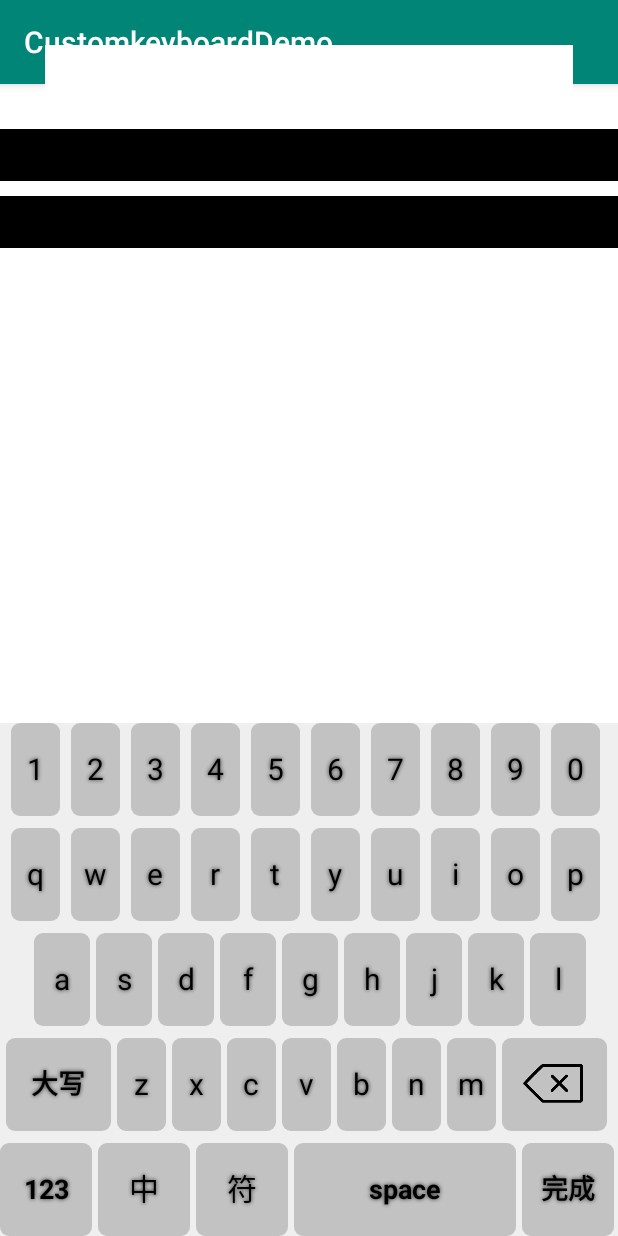
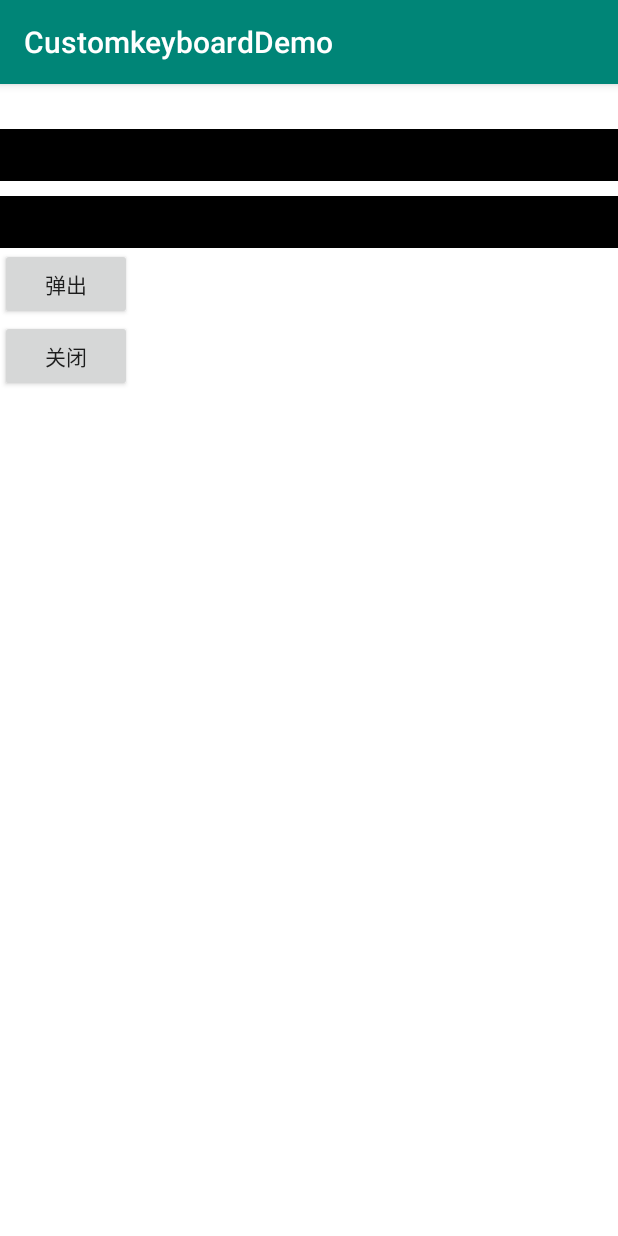
Before and after one commit to hewenxuan/Customkeyboard, an Android app: the screen it shows after launch (MainActivity), on a phone screen of 412 x 824 dp. Run offline under Robolectric (Android 15) with nearby library versions, the light colour scheme and no system bars.

Commit message:
。。。

```diff
--- a/app/src/main/java/com/customkeyboard/hl/MainActivity.java
+++ b/app/src/main/java/com/customkeyboard/hl/MainActivity.java
@@ -2,9 +2,12 @@ package com.customkeyboard.hl;
 
 import androidx.appcompat.app.AppCompatActivity;
 
+import android.inputmethodservice.Keyboard;
 import android.inputmethodservice.KeyboardView;
 import android.os.Bundle;
 import android.util.Log;
+import android.view.View;
+import android.widget.Button;
 import android.widget.LinearLayout;
 import android.widget.Toast;
 
@@ -38,10 +41,15 @@ public class MainActivity extends AppCompatActivity {
             public void onkeyPress(int primaryCode) {
                 Log.i("primaryCode","onPress--"+primaryCode);
                 System.out.println("您按下了："+Character.toString((char) primaryCode)+"("+primaryCode+")");
-                Toast.makeText(MainActivity.this,"您按下了："+Character.toString((char) primaryCode)+"("+primaryCode+")",Toast.LENGTH_SHORT).show();
+                if(primaryCode == Keyboard.KEYCODE_DONE){
+                    Toast.makeText(MainActivity.this,KeyBoardUtil.getKeyBoardEditText().getText().toString(),Toast.LENGTH_SHORT).show();
+                }else{
+//                    Toast.makeText(MainActivity.this,"您按下了："+Character.toString((char) primaryCode)+"("+primaryCode+")",Toast.LENGTH_SHORT).show();
+                }
+
             }
         });
-        KeyBoardUtil.show();
+
 
         text = (KeyBoardEditText) findViewById(R.id.edText);
         KeyBoardUtilNoEdittext.initView(this,2,text,"#3000ff00");
@@ -49,5 +57,21 @@ public class MainActivity extends AppCompatActivity {
 
         KeyBoardEditText text1 = (KeyBoardEditText) findViewById(R.id.edText1);
         KeyBoardUtilNoEdittext.initView(this,1,text1,"#300000ff");
+
+
+        Button bt_soft=findViewById(R.id.bt_soft);
+        bt_soft.setOnClickListener(new View.OnClickListener() {
+            @Override
+            public void onClick(View view) {
+                KeyBoardUtil.show();
+            }
+        });
+        Button bt_soft1=findViewById(R.id.bt_soft1);
+        bt_soft1.setOnClickListener(new View.OnClickListener() {
+            @Override
+            public void onClick(View view) {
+                KeyBoardUtil.hide();
+            }
+        });
     }
 }
--- a/app/src/main/res/layout/activity_main.xml
+++ b/app/src/main/res/layout/activity_main.xml
@@ -22,4 +22,17 @@
         android:textSize="25sp"
         android:textColor="#ffffff"
         android:background="@android:color/black"/>
+
+    <Button
+        android:layout_width="wrap_content"
+        android:id="@+id/bt_soft"
+        android:text="弹出"
+        android:layout_centerHorizontal="true"
+        android:layout_height="wrap_content"></Button>
+    <Button
+        android:layout_width="wrap_content"
+        android:id="@+id/bt_soft1"
+        android:text="关闭"
+        android:layout_centerHorizontal="true"
+        android:layout_height="wrap_content"></Button>
 </LinearLayout>
--- a/mycustomkeyboard/src/main/java/com/example/mycustomkeyboard/KeyBoardEditText.java
+++ b/mycustomkeyboard/src/main/java/com/example/mycustomkeyboard/KeyBoardEditText.java
@@ -196,7 +196,9 @@ public class KeyBoardEditText extends EditText implements KeyboardView.OnKeyboar
             case Keyboard.KEYCODE_DONE://完成
                 keyboardView.setVisibility(View.GONE);
                 viewGroup.setVisibility(GONE);
-
+                if (listener != null) {
+                    listener.onkeyPress(primaryCode);
+                }
                 break;
             case Keyboard.KEYCODE_SHIFT://大小写切换
                 changeCapital(!isCapital);
@@ -307,6 +309,14 @@ public class KeyBoardEditText extends EditText implements KeyboardView.OnKeyboar
     }
 
     public void show(){
+        if(KeyBoardUtilNoEdittext.texts.size()>0){
+            for(KeyBoardEditText t:KeyBoardUtilNoEdittext.texts){
+                t.hide();
+            }
+        }
+        if(KeyBoardUtil.getKeyBoardEditText()!=null){
+            KeyBoardUtil.getKeyBoardEditText().hide();
+        }
         if(keyboardView ==null||viewGroup ==null){
             return;
         }
@@ -325,31 +335,14 @@ public class KeyBoardEditText extends EditText implements KeyboardView.OnKeyboar
     @Override
     public boolean onTouchEvent(MotionEvent event) {
         hideSystemSoftInput();
-//        if (event.getAction() == MotionEvent.ACTION_UP) {
-//            if (keyboardView.getVisibility() != VISIBLE) {
-//                keyboardView.setVisibility(VISIBLE);
-//                viewGroup.setVisibility(VISIBLE);
-//                if (listener != null)
-//                listener.show();
-//            }
-//        }
-        if(KeyBoardUtilNoEdittext.texts.size()>0){
-            for(KeyBoardEditText t:KeyBoardUtilNoEdittext.texts){
-                t.hide();
-            }
-        }
-        if(KeyBoardUtil.getKeyBoardEditText()!=null){
-            KeyBoardUtil.getKeyBoardEditText().hide();
-        }
-        show();
-//        if (event.getAction() == MotionEvent.ACTION_UP) {
+        if (event.getAction() == MotionEvent.ACTION_UP) {
 //            if (keyboardView.getVisibility() == VISIBLE) {
 //                hide();
 //            } else {
 //                show();
 //            }
-//        }
-//        hide();
+            show();
+        }
         return true;
     }
 
--- a/mycustomkeyboard/src/main/res/layout/keyboard.xml
+++ b/mycustomkeyboard/src/main/res/layout/keyboard.xml
@@ -5,26 +5,26 @@
     android:background="#00ffffff"
     android:layout_height="wrap_content">
 
-        <com.example.mycustomkeyboard.KeyBoardEditText
-            android:id="@+id/ed_main"
-            android:layout_width="match_parent"
-            android:layout_height="50dip"
-            android:layout_margin="30dp"
-            android:background="@android:color/white"/>
+<!--        <com.example.mycustomkeyboard.KeyBoardEditText-->
+<!--            android:id="@+id/ed_main"-->
+<!--            android:layout_width="match_parent"-->
+<!--            android:layout_height="50dip"-->
+<!--            android:layout_margin="30dp"-->
+<!--            android:background="@android:color/white"/>-->
 
 
-<!--    <com.example.mycustomkeyboard.KeyBoardEditText-->
-<!--        android:id="@+id/ed_main"-->
-<!--        android:layout_width="0.01dp"-->
-<!--        android:textSize="1sp"-->
-<!--        android:textColor="#000000"-->
-<!--        android:text=""-->
-<!--        android:visibility="visible"-->
-<!--        android:background="#00ffffff"-->
-<!--        android:cursorVisible="false"-->
-<!--        android:textCursorDrawable="@null"-->
-<!--        android:clickable="false"-->
-<!--        android:layout_height="0.01dp"></com.example.mycustomkeyboard.KeyBoardEditText>-->
+    <com.example.mycustomkeyboard.KeyBoardEditText
+        android:id="@+id/ed_main"
+        android:layout_width="0.01dp"
+        android:textSize="1sp"
+        android:textColor="#000000"
+        android:text=""
+        android:visibility="visible"
+        android:background="#00ffffff"
+        android:cursorVisible="false"
+        android:textCursorDrawable="@null"
+        android:clickable="false"
+        android:layout_height="0.01dp"></com.example.mycustomkeyboard.KeyBoardEditText>
     <LinearLayout
         android:id="@+id/layout_main"
         android:layout_width="match_parent"
```
